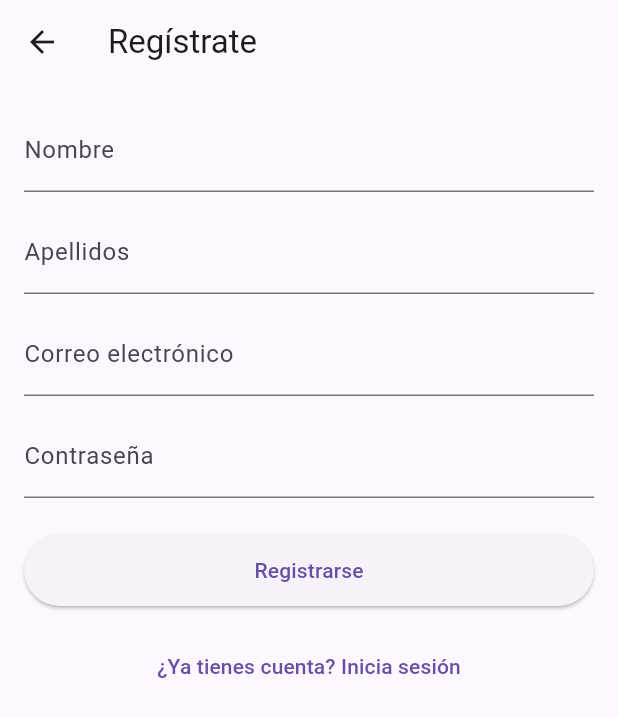
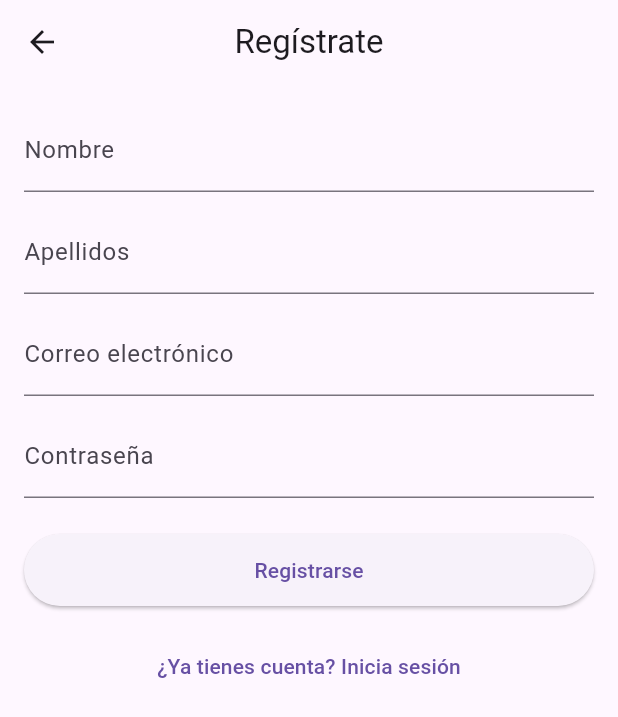
Before and after one commit to NewDavidon/natural_crisis_map, a Flutter app: the screen it shows after launch, after a tap on "Entrar", after a tap on "Regístrate", on a phone screen of 412 x 824 dp. Shown: the top 717 px of the screen. Run offline on Flutter 3.47's test engine with Material 3 defaults, Android fonts, the light colour scheme and no system bars; our stand-ins replace cloud_firestore, firebase_auth, firebase_core, flutter_map, flutter_svg, latlong2; accounts and stored records are empty.

Commit message:
19-05-2025

```diff
--- a/lib/main.dart
+++ b/lib/main.dart
@@ -36,8 +36,7 @@ class MyApp extends StatelessWidget {
         '/login'           : (ctx) => const LoginScreen(),
         '/register'        : (ctx) => const RegisterScreen(),
         '/forgot-password' : (ctx) => const ForgotPasswordScreen(),
-        // <-- Aquí quitamos `const`
-        '/home'            : (ctx) => HomeScreen(),
+        //'/home'            : (ctx) => HomeScreen(),
         '/map'             : (ctx) => const MapScreen(),
         //'/new-incident'    : (ctx) => const NewIncidentScreen(),
       },
--- a/lib/models/incidencia.dart
+++ b/lib/models/incidencia.dart
@@ -1,4 +1,6 @@
-// Representa un reporte de incidencia con todos sus datos
+// lib/models/incidencia.dart
+
+/// Representa un reporte de incidencia con todos sus datos
 class Incidencia {
   final String id;            // ID único (docId en Firestore o UUID en mock)
   final String titulo;        // Título breve de la incidencia
--- a/lib/screens/login_screen.dart
+++ b/lib/screens/login_screen.dart
@@ -1,8 +1,7 @@
 import 'package:flutter/foundation.dart';
 import 'package:flutter/material.dart';
+import 'package:flutter_svg/flutter_svg.dart';
 import '../services/auth_service.dart';
-import 'package:flutter_svg/flutter_svg.dart';
-
 
 class LoginScreen extends StatefulWidget {
   const LoginScreen({Key? key}) : super(key: key);
@@ -67,8 +66,8 @@ class _LoginScreenState extends State<LoginScreen> {
     return Scaffold(
       appBar: AppBar(
         title: const Text('Iniciar sesión'),
-            centerTitle: true,            // ← fuerza a centrar el texto
-            titleSpacing: 0,              // ← opcional: quita el padding extra si lo deseas
+        centerTitle: true,
+        titleSpacing: 0,
       ),
       body: Center(
         child: SingleChildScrollView(
@@ -78,14 +77,12 @@ class _LoginScreenState extends State<LoginScreen> {
             child: Column(
               children: [
                 SvgPicture.asset(
-                'assets/images/logo.svg',  // Ruta exacta de tu asset
-                width: 170,                // Ajusta al tamaño deseado
+                  'assets/images/logo.svg',
+                  width: 170,
                   height: 170,
                   semanticsLabel: 'Logo de la app',
                 ),
-
                 const SizedBox(height: 52),
-
                 // Email
                 TextFormField(
                   controller: _emailController,
@@ -95,9 +92,7 @@ class _LoginScreenState extends State<LoginScreen> {
                     prefixIcon: const Icon(Icons.email),
                     enabledBorder: OutlineInputBorder(
                       borderRadius: borderRadius,
-                      borderSide: BorderSide(
-                        color: primaryColor.withOpacity(0.5),
-                      ),
+                      borderSide: BorderSide(color: primaryColor.withOpacity(0.5)),
                     ),
                     focusedBorder: OutlineInputBorder(
                       borderRadius: borderRadius,
@@ -106,7 +101,7 @@ class _LoginScreenState extends State<LoginScreen> {
                   ),
                   validator: (v) {
                     if (v == null || v.isEmpty) return 'Ingresa tu correo';
-                    if (kDebugMode && v == 'user') return null;     // depuración
+                    if (kDebugMode && v == 'user') return null; // depuración
                     final regex = RegExp(r'^[^@]+@[^@]+\.[^@]+');
                     if (!regex.hasMatch(v)) return 'Correo no válido';
                     return null;
@@ -122,9 +117,7 @@ class _LoginScreenState extends State<LoginScreen> {
                     prefixIcon: const Icon(Icons.lock),
                     enabledBorder: OutlineInputBorder(
                       borderRadius: borderRadius,
-                      borderSide: BorderSide(
-                        color: primaryColor.withOpacity(0.5),
-                      ),
+                      borderSide: BorderSide(color: primaryColor.withOpacity(0.5)),
                     ),
                     focusedBorder: OutlineInputBorder(
                       borderRadius: borderRadius,
@@ -133,7 +126,7 @@ class _LoginScreenState extends State<LoginScreen> {
                   ),
                   validator: (v) {
                     if (v == null || v.isEmpty) return 'Ingresa tu contraseña';
-                    if (kDebugMode && v == 'user') return null;     // depuración
+                    if (kDebugMode && v == 'user') return null; // depuración
                     if (v.length < 6) return 'Mínimo 6 caracteres';
                     return null;
                   },
@@ -144,10 +137,7 @@ class _LoginScreenState extends State<LoginScreen> {
                   child: TextButton(
                     onPressed: _isLoading
                         ? null
-                        : () => Navigator.pushNamed(
-                              context,
-                              '/forgot-password',
-                            ),
+                        : () => Navigator.pushNamed(context, '/forgot-password'),
                     child: const Text('¿Olvidaste tu contraseña?'),
                   ),
                 ),
@@ -159,8 +149,7 @@ class _LoginScreenState extends State<LoginScreen> {
                   child: ElevatedButton(
                     onPressed: _isLoading ? null : _login,
                     child: _isLoading
-                        ? const CircularProgressIndicator(
-                            valueColor: AlwaysStoppedAnimation(Colors.white))
+                        ? const CircularProgressIndicator(valueColor: AlwaysStoppedAnimation(Colors.white))
                         : const Text('Entrar'),
                   ),
                 ),
--- a/lib/screens/register_screen.dart
+++ b/lib/screens/register_screen.dart
@@ -1,3 +1,4 @@
+import 'package:flutter/foundation.dart';
 import 'package:flutter/material.dart';
 import '../services/auth_service.dart';
 
@@ -15,7 +16,7 @@ class _RegisterScreenState extends State<RegisterScreen> {
   final _lastNameController  = TextEditingController();
   final _emailController     = TextEditingController();
   final _passwordController  = TextEditingController();
-  bool _isLoading = false;
+  bool _isLoading            = false;
 
   Future<void> _register() async {
     if (!_formKey.currentState!.validate()) return;
@@ -27,7 +28,6 @@ class _RegisterScreenState extends State<RegisterScreen> {
         firstName: _firstNameController.text.trim(),
         lastName: _lastNameController.text.trim(),
       );
-      // ✔ Ir al mapa tras registrarse
       Navigator.pushReplacementNamed(context, '/map');
     } catch (e) {
       _showError(e.toString());
@@ -63,8 +63,11 @@ class _RegisterScreenState extends State<RegisterScreen> {
 
   @override
   Widget build(BuildContext context) {
+    final borderRadius = BorderRadius.circular(12);
+    final primaryColor = Theme.of(context).primaryColor;
+
     return Scaffold(
-      appBar: AppBar(title: const Text('Regístrate')),
+      appBar: AppBar(title: const Text('Regístrate'), centerTitle: true),
       body: Padding(
         padding: const EdgeInsets.all(16),
         child: Form(
@@ -74,13 +77,15 @@ class _RegisterScreenState extends State<RegisterScreen> {
               TextFormField(
                 controller: _firstNameController,
                 decoration: const InputDecoration(labelText: 'Nombre'),
-                validator: (v) => v == null || v.isEmpty ? 'Requerido' : null,
+                validator: (v) =>
+                    v == null || v.isEmpty ? 'Requerido' : null,
               ),
               const SizedBox(height: 12),
               TextFormField(
                 controller: _lastNameController,
                 decoration: const InputDecoration(labelText: 'Apellidos'),
-                validator: (v) => v == null || v.isEmpty ? 'Requerido' : null,
+                validator: (v) =>
+                    v == null || v.isEmpty ? 'Requerido' : null,
               ),
               const SizedBox(height: 12),
               TextFormField(
--- a/pubspec.yaml
+++ b/pubspec.yaml
@@ -23,7 +23,7 @@ dependencies:
 
   # Mapa
   flutter_map: ^4.0.0
-  latlong2: ^0.8.2   # <-- alineado con flutter_map ^4.0.0
+  latlong2: ^0.8.2   # alineado con flutter_map ^4.0.0
 
 dev_dependencies:
   flutter_test:
```
Also changed, not shown: lib/screens/home_screen.dart (deleted, +0 -40 lines), lib/services/auth_service.dart (+6 -7 lines), firebase.json (added), 6 other files. Lines whose indentation alone changed are shown as unchanged.
